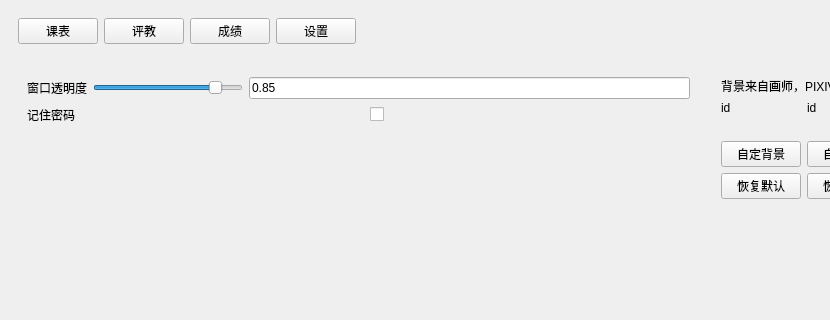
MIkumikumi0116/WHUT-Helper, file Main_Window_UI.ui: the form before one commit; both pictures show x 0 to 830 and y 0 to 320 of the 1000 by 800 pixel window.
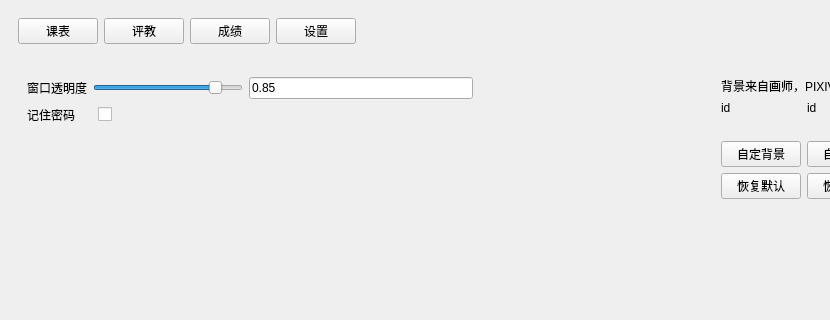
The form after the commit. The open tabs and pages were chosen to show the change. Icons and pictures are not drawn.

```diff
--- a/Main_Window_UI.ui
+++ b/Main_Window_UI.ui
@@ -369,6 +369,12 @@
                <property name="orientation">
                 <enum>Qt::Horizontal</enum>
                </property>
+               <property name="sizeHint" stdset="0">
+                <size>
+                 <width>0</width>
+                 <height>0</height>
+                </size>
+               </property>
               </spacer>
              </item>
             </layout>
@@ -410,6 +416,12 @@
                <property name="orientation">
                 <enum>Qt::Horizontal</enum>
                </property>
+               <property name="sizeHint" stdset="0">
+                <size>
+                 <width>0</width>
+                 <height>0</height>
+                </size>
+               </property>
               </spacer>
              </item>
             </layout>
```
Left out of the diff: 31 changed lines with no effect on the pictures.
